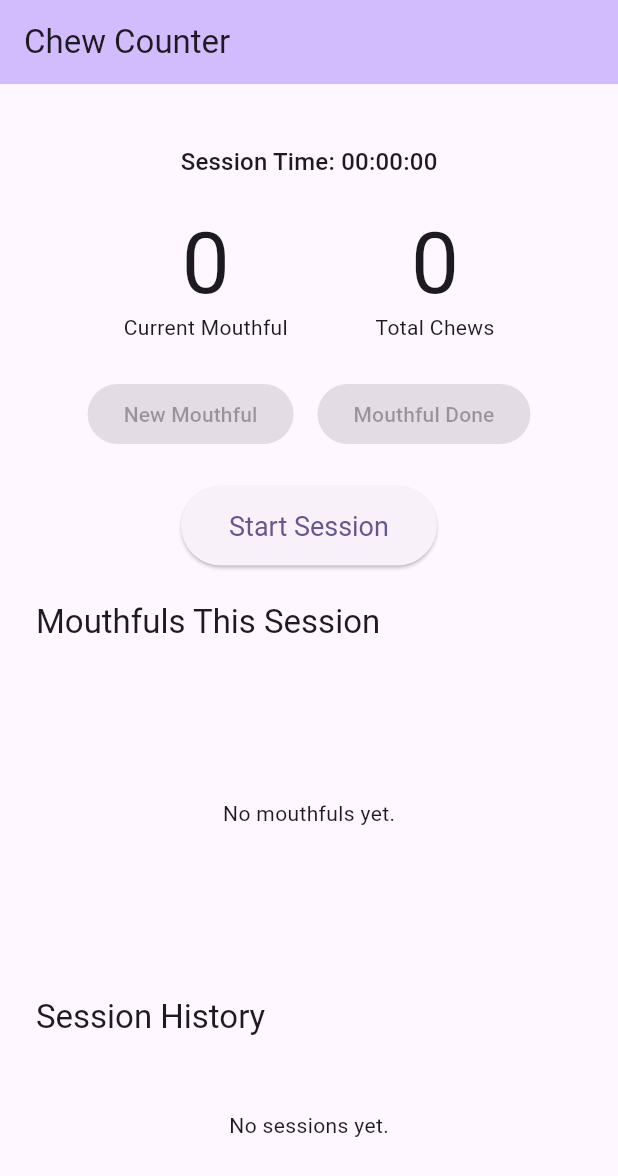
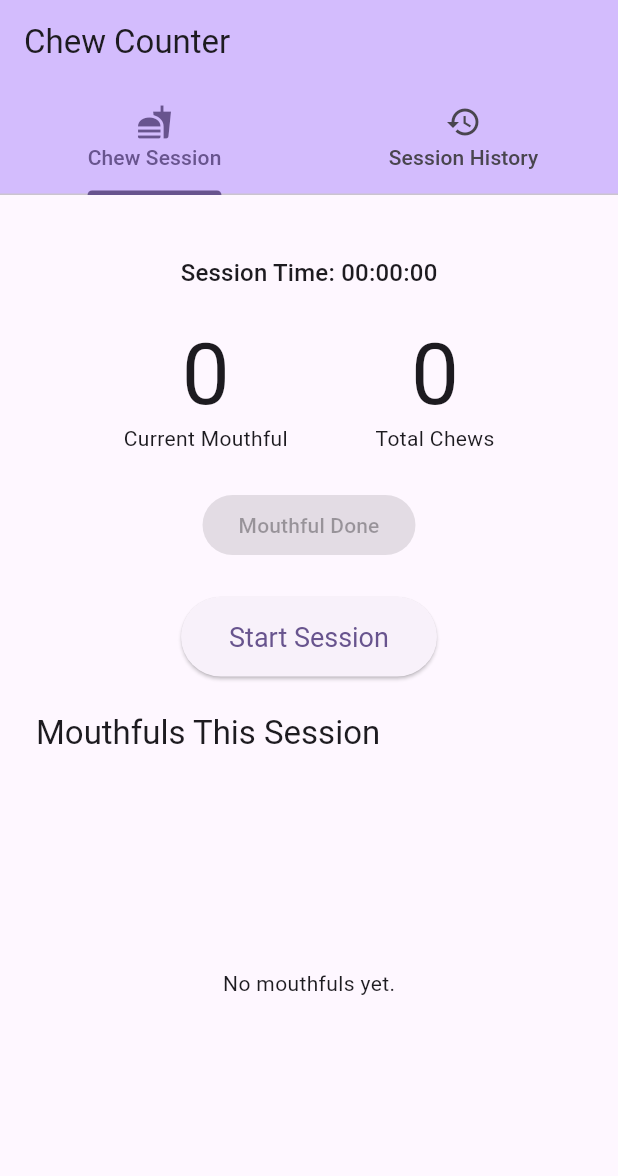
Before and after one commit to ssleap/manchoo, a Flutter app: the screen it shows after launch, on a phone screen of 412 x 824 dp. Shown: the top 1176 px of the screen. Run offline on Flutter 3.47's test engine with Material 3 defaults, Android fonts, the phone set to English and light mode, and no system bars.

Commit message:
탭 분리 및 UI 프로토타입 완료

```diff
--- a/lib/main.dart
+++ b/lib/main.dart
@@ -12,7 +12,7 @@ class MyApp extends StatelessWidget {
   @override
   Widget build(BuildContext context) {
     return MaterialApp(
-      title: 'Flutter Demo',
+      title: '1000 chewing project',
       theme: ThemeData(
         // This is the theme of your application.
         //
@@ -109,12 +109,6 @@ class _MyHomePageState extends State<MyHomePage> {
     }
   }
 
-  void _newMouthful() {
-    setState(() {
-      _currentMouthfulChews = 0;
-    });
-  }
-
   void _mouthfulDone() {
     if (_currentMouthfulChews > 0) {
       setState(() {
@@ -149,12 +143,23 @@ class _MyHomePageState extends State<MyHomePage> {
 
   @override
   Widget build(BuildContext context) {
-    return Scaffold(
+    return DefaultTabController(
+      length: 2,
+      child: Scaffold(
         appBar: AppBar(
           backgroundColor: Theme.of(context).colorScheme.inversePrimary,
           title: const Text('Chew Counter'),
+          bottom: const TabBar(
+            tabs: [
+              Tab(text: 'Chew Session', icon: Icon(Icons.fastfood)),
+              Tab(text: 'Session History', icon: Icon(Icons.history)),
+            ],
           ),
-      body: Padding(
+        ),
+        body: TabBarView(
+          children: [
+            // Chew Session Tab
+            Padding(
               padding: const EdgeInsets.all(24.0),
               child: Column(
                 crossAxisAlignment: CrossAxisAlignment.center,
@@ -192,11 +197,6 @@ class _MyHomePageState extends State<MyHomePage> {
                   Row(
                     mainAxisAlignment: MainAxisAlignment.center,
                     children: [
-                ElevatedButton(
-                  onPressed: _isSessionRunning ? _newMouthful : null,
-                  child: const Text('New Mouthful'),
-                ),
-                const SizedBox(width: 16),
                       ElevatedButton(
                         onPressed: _isSessionRunning && _currentMouthfulChews > 0 ? _mouthfulDone : null,
                         child: const Text('Mouthful Done'),
@@ -237,17 +237,22 @@ class _MyHomePageState extends State<MyHomePage> {
                             },
                           ),
                   ),
+                ],
+              ),
+            ),
+            // Session History Tab
+            Padding(
+              padding: const EdgeInsets.all(24.0),
+              child: Column(
+                crossAxisAlignment: CrossAxisAlignment.start,
+                children: [
                   const SizedBox(height: 16),
-            Align(
-              alignment: Alignment.centerLeft,
-              child: Text(
+                  Text(
                     'Session History',
                     style: Theme.of(context).textTheme.titleLarge,
                   ),
-            ),
                   const SizedBox(height: 8),
-            SizedBox(
-              height: 100,
+                  Expanded(
                     child: _sessionHistory.isEmpty
                         ? const Center(child: Text('No sessions yet.'))
                         : ListView.builder(
@@ -269,6 +274,8 @@ class _MyHomePageState extends State<MyHomePage> {
                 ],
               ),
             ),
+          ],
+        ),
         floatingActionButton: _isSessionRunning
             ? FloatingActionButton(
                 onPressed: _incrementChew,
@@ -276,6 +283,7 @@ class _MyHomePageState extends State<MyHomePage> {
                 child: const Icon(Icons.add),
               )
             : null,
+      ),
     );
   }
 }
```
Lines whose indentation alone changed are shown as unchanged.
